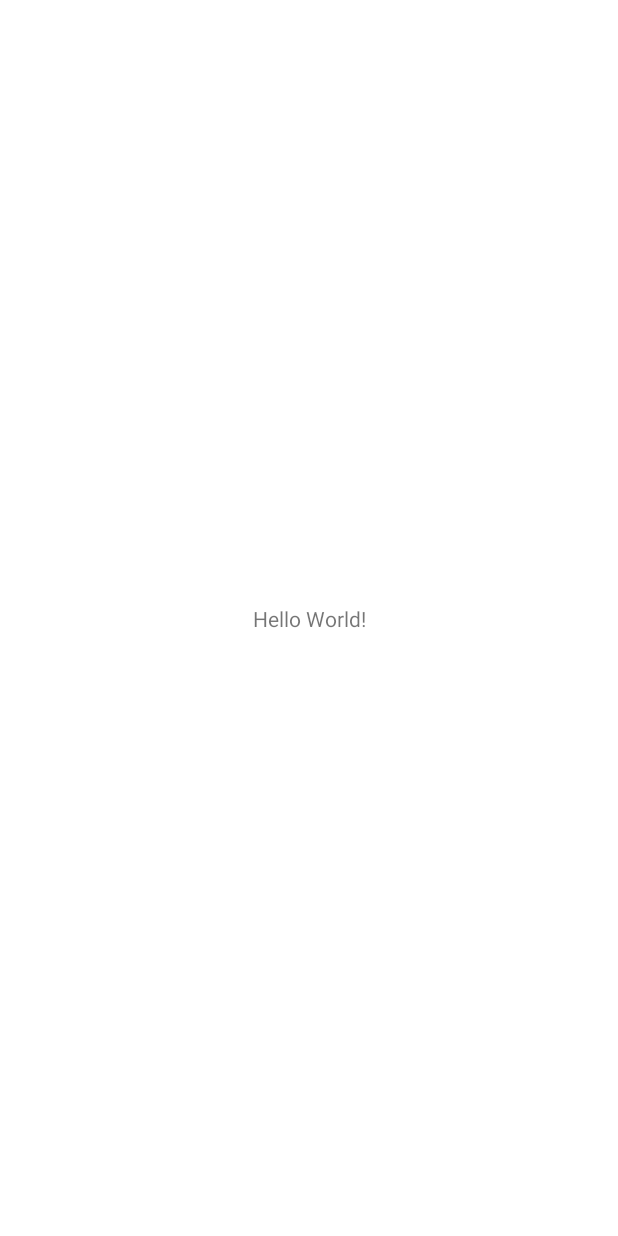
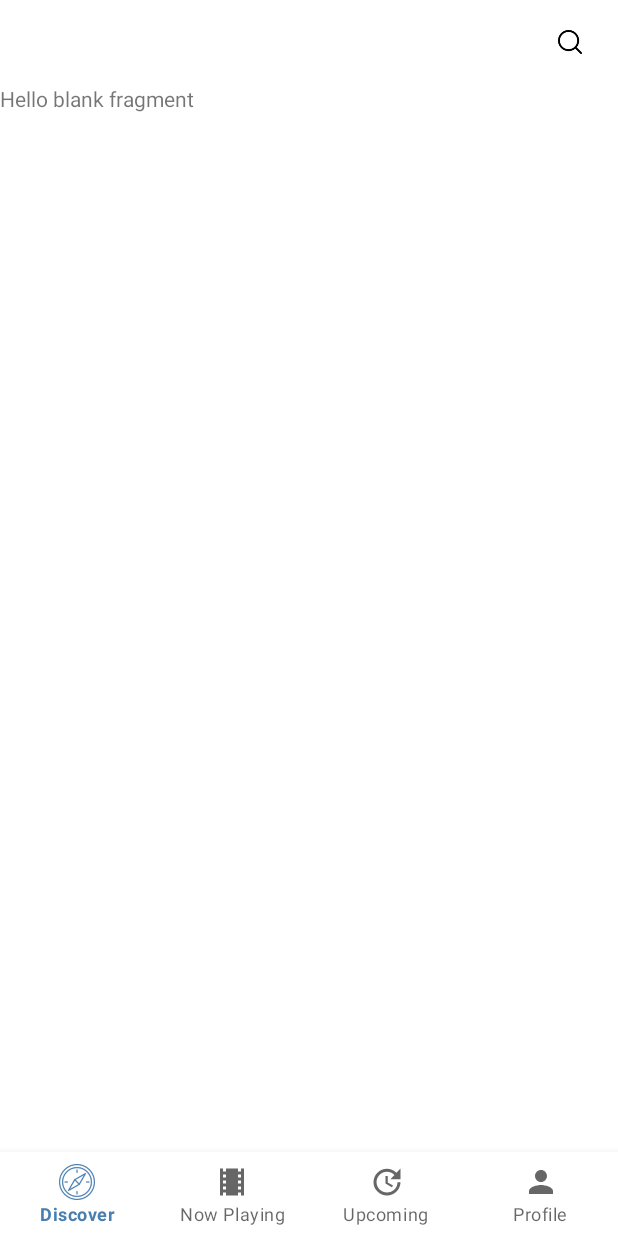
Before and after one commit to rakapermanaptr/The-Movies, an Android app: the screen it shows after launch (MainActivity), on a phone screen of 412 x 824 dp. Before the commit the screen is almost empty. Run offline under Robolectric (Android 15) with nearby library versions, the phone set to English and light mode, and no system bars.

Commit message:
add some fragments and setup main activity

```diff
--- a/app/build.gradle
+++ b/app/build.gradle
@@ -34,6 +34,7 @@ dependencies {
     implementation 'androidx.constraintlayout:constraintlayout:1.1.3'
 
     /* Unit Testing & Instrumentation Testing -- JUnit & Espresso */
+    implementation 'androidx.legacy:legacy-support-v4:1.0.0'
     testImplementation "junit:junit:$jUnitVersion"
     testImplementation "android.arch.core:core-testing:$coreTestingVersion"
     testImplementation "org.mockito:mockito-inline:$mockitoInlineVersion"
--- a/app/src/main/java/com/example/themovies/presentation/MainActivity.kt
+++ b/app/src/main/java/com/example/themovies/presentation/MainActivity.kt
@@ -2,12 +2,61 @@ package com.example.themovies.presentation
 
 import androidx.appcompat.app.AppCompatActivity
 import android.os.Bundle
+import androidx.fragment.app.Fragment
 import com.example.themovies.R
+import com.example.themovies.presentation.discover.DiscoverFragment
+import com.example.themovies.presentation.nowplaying.NowPlayingFragment
+import com.example.themovies.presentation.profile.ProfileFragment
+import com.example.themovies.presentation.upcoming.UpcomingFragment
+import com.google.android.material.bottomnavigation.BottomNavigationItemView
+import com.google.android.material.bottomnavigation.BottomNavigationView
+import kotlinx.android.synthetic.main.activity_main.*
 
 class MainActivity : AppCompatActivity() {
+
+    private val mOnNavigationItemSelectedListener =
+        BottomNavigationView.OnNavigationItemSelectedListener { item ->
+            var fragment: Fragment? = null
+            when (item.itemId) {
+                R.id.nav_discover -> {
+                    fragment = DiscoverFragment()
+                    loadFragment(fragment)
+                    return@OnNavigationItemSelectedListener true
+                }
+                R.id.nav_nowplaying -> {
+                    fragment = NowPlayingFragment()
+                    loadFragment(fragment)
+                    return@OnNavigationItemSelectedListener true
+                }
+                R.id.nav_upcoming -> {
+                    fragment = UpcomingFragment()
+                    loadFragment(fragment)
+                    return@OnNavigationItemSelectedListener true
+                }
+                R.id.nav_profile -> {
+                    fragment = ProfileFragment()
+                    loadFragment(fragment)
+                    return@OnNavigationItemSelectedListener true
+                }
+            }
+            false
+        }
 
     override fun onCreate(savedInstanceState: Bundle?) {
         super.onCreate(savedInstanceState)
         setContentView(R.layout.activity_main)
+
+        if (savedInstanceState == null) {
+            loadFragment(DiscoverFragment())
+        }
+
+        bttm_navigation.setOnNavigationItemSelectedListener(mOnNavigationItemSelectedListener)
+    }
+
+    private fun loadFragment(fragment: Fragment) {
+        supportFragmentManager
+            .beginTransaction()
+            .replace(R.id.main_container, fragment)
+            .commit()
     }
 }
--- /dev/null
+++ b/app/src/main/java/com/example/themovies/presentation/discover/DiscoverFragment.kt
@@ -0,0 +1,24 @@
+package com.example.themovies.presentation.discover
+
+import android.os.Bundle
+import androidx.fragment.app.Fragment
+import android.view.LayoutInflater
+import android.view.View
+import android.view.ViewGroup
+
+import com.example.themovies.R
+
+/**
+ * A simple [Fragment] subclass.
+ */
+class DiscoverFragment : Fragment() {
+
+    override fun onCreateView(
+        inflater: LayoutInflater, container: ViewGroup?,
+        savedInstanceState: Bundle?
+    ): View? {
+        // Inflate the layout for this fragment
+        return inflater.inflate(R.layout.fragment_discover, container, false)
+    }
+
+}
--- a/app/src/main/res/layout/activity_main.xml
+++ b/app/src/main/res/layout/activity_main.xml
@@ -1,18 +1,28 @@
 <?xml version="1.0" encoding="utf-8"?>
-<androidx.constraintlayout.widget.ConstraintLayout xmlns:android="http://schemas.android.com/apk/res/android"
-    xmlns:app="http://schemas.android.com/apk/res-auto"
+<RelativeLayout xmlns:android="http://schemas.android.com/apk/res/android"
     xmlns:tools="http://schemas.android.com/tools"
     android:layout_width="match_parent"
     android:layout_height="match_parent"
+    xmlns:app="http://schemas.android.com/apk/res-auto"
     tools:context=".presentation.MainActivity">
 
-    <TextView
-        android:layout_width="wrap_content"
+    <include
+        android:id="@+id/toolbar"
+        layout="@layout/custom_toolbar" />
+
+    <FrameLayout
+        android:id="@+id/main_container"
+        android:layout_width="match_parent"
+        android:layout_height="match_parent"
+        android:layout_above="@id/bttm_navigation"
+        android:layout_below="@id/toolbar" />
+
+    <com.google.android.material.bottomnavigation.BottomNavigationView
+        android:id="@+id/bttm_navigation"
+        android:layout_width="match_parent"
         android:layout_height="wrap_content"
-        android:text="Hello World!"
-        app:layout_constraintBottom_toBottomOf="parent"
-        app:layout_constraintLeft_toLeftOf="parent"
-        app:layout_constraintRight_toRightOf="parent"
-        app:layout_constraintTop_toTopOf="parent" />
+        android:layout_alignParentBottom="true"
+        app:menu="@menu/menu_navigation"
+        app:labelVisibilityMode="labeled"/>
 
-</androidx.constraintlayout.widget.ConstraintLayout>
+</RelativeLayout>
--- /dev/null
+++ b/app/src/main/res/layout/custom_toolbar.xml
@@ -0,0 +1,50 @@
+<?xml version="1.0" encoding="utf-8"?>
+<com.google.android.material.appbar.MaterialToolbar xmlns:android="http://schemas.android.com/apk/res/android"
+    xmlns:tools="http://schemas.android.com/tools"
+    android:layout_width="match_parent"
+    android:layout_height="wrap_content"
+    android:minHeight="?attr/actionBarSize"
+    android:theme="@style/Widget.MaterialComponents.Toolbar">
+
+    <LinearLayout
+        android:layout_width="match_parent"
+        android:layout_height="wrap_content"
+        android:layout_marginEnd="16dp"
+        android:orientation="horizontal">
+
+        <LinearLayout
+            android:layout_width="0dp"
+            android:layout_height="wrap_content"
+            android:layout_weight="0.5">
+
+            <TextView
+                android:id="@+id/tv_title_toolbar"
+                android:layout_width="match_parent"
+                android:layout_height="match_parent"
+                android:fontFamily="@font/google_sans_bold"
+                android:gravity="center_vertical"
+                android:textColor="@android:color/black"
+                android:textSize="18sp"
+                tools:text="Discover" />
+
+        </LinearLayout>
+
+        <LinearLayout
+            android:layout_width="0dp"
+            android:layout_height="wrap_content"
+            android:layout_weight="0.5"
+            android:gravity="end|center_vertical">
+
+            <ImageView
+                android:id="@+id/img_search"
+                android:layout_width="32dp"
+                android:layout_height="32dp"
+                android:gravity="end|center_vertical"
+                android:padding="8dp"
+                android:src="@drawable/ic_search" />
+
+        </LinearLayout>
+
+    </LinearLayout>
+
+</com.google.android.material.appbar.MaterialToolbar>
--- /dev/null
+++ b/app/src/main/res/layout/fragment_discover.xml
@@ -0,0 +1,14 @@
+<?xml version="1.0" encoding="utf-8"?>
+<FrameLayout xmlns:android="http://schemas.android.com/apk/res/android"
+    xmlns:tools="http://schemas.android.com/tools"
+    android:layout_width="match_parent"
+    android:layout_height="match_parent"
+    tools:context=".presentation.discover.DiscoverFragment">
+
+    <!-- TODO: Update blank fragment layout -->
+    <TextView
+        android:layout_width="match_parent"
+        android:layout_height="match_parent"
+        android:text="@string/hello_blank_fragment" />
+
+</FrameLayout>
--- /dev/null
+++ b/app/src/main/res/menu/menu_navigation.xml
@@ -0,0 +1,22 @@
+<?xml version="1.0" encoding="utf-8"?>
+<menu xmlns:android="http://schemas.android.com/apk/res/android">
+    <item
+        android:id="@+id/nav_discover"
+        android:icon="@drawable/ic_discover"
+        android:title="Discover" />
+
+    <item
+        android:id="@+id/nav_nowplaying"
+        android:icon="@drawable/ic_nowplaying"
+        android:title="Now Playing" />
+
+    <item
+        android:id="@+id/nav_upcoming"
+        android:icon="@drawable/ic_upcoming"
+        android:title="Upcoming" />
+
+    <item
+        android:id="@+id/nav_profile"
+        android:icon="@drawable/ic_profile"
+        android:title="Profile" />
+</menu>
--- a/app/src/main/res/values/colors.xml
+++ b/app/src/main/res/values/colors.xml
@@ -1,6 +1,6 @@
 <?xml version="1.0" encoding="utf-8"?>
 <resources>
-    <color name="colorPrimary">#6200EE</color>
+    <color name="colorPrimary">#487eb0</color>
     <color name="colorPrimaryDark">#3700B3</color>
     <color name="colorAccent">#03DAC5</color>
 </resources>
--- a/app/src/main/res/values/strings.xml
+++ b/app/src/main/res/values/strings.xml
@@ -1,3 +1,6 @@
 <resources>
     <string name="app_name">The Movies</string>
+
+    <!-- TODO: Remove or change this placeholder text -->
+    <string name="hello_blank_fragment">Hello blank fragment</string>
 </resources>
```
Also changed, not shown: app/src/main/java/com/example/themovies/presentation/nowplaying/NowPlayingFragment.kt (added, +24 -0 lines), app/src/main/java/com/example/themovies/presentation/profile/ProfileFragment.kt (added, +24 -0 lines), app/src/main/java/com/example/themovies/presentation/upcoming/UpcomingFragment.kt (added, +24 -0 lines), app/src/main/res/layout/fragment_now_playing.xml (added, +14 -0 lines), app/src/main/res/layout/fragment_profile.xml (added, +14 -0 lines), app/src/main/res/layout/fragment_upcoming.xml (added, +14 -0 lines), app/src/main/res/drawable/ic_search.png (added).
